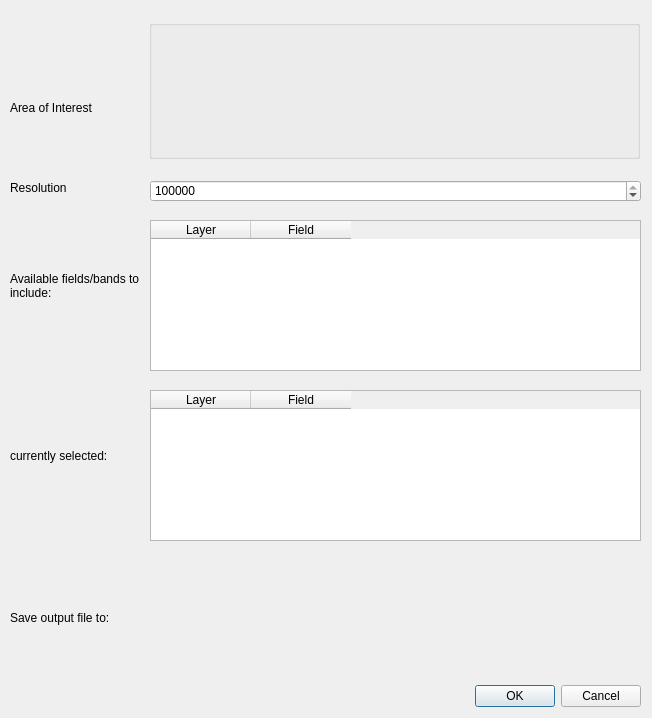
First picture: the form in MSA_QGIS_dialog_base.ui, repository ThyavdBerg/MSA-Q, before the edit.
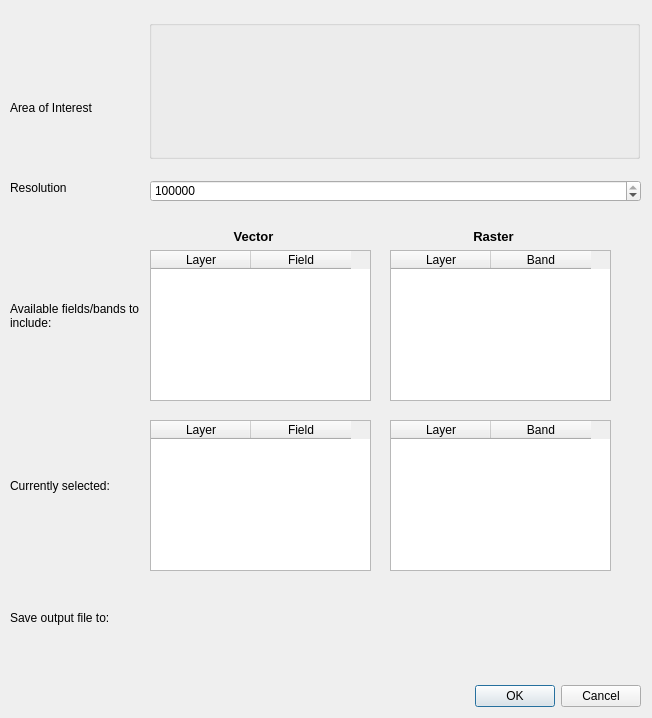
Second picture: the form after the edit. Custom widgets are drawn as their Qt base class.

Commit message: Tables for raster layers added

The edit to the form file:
```diff
--- a/MSA_QGIS_dialog_base.ui
+++ b/MSA_QGIS_dialog_base.ui
@@ -85,7 +85,7 @@
    <property name="geometry">
     <rect>
      <x>10</x>
-     <y>250</y>
+     <y>280</y>
      <width>131</width>
      <height>71</height>
     </rect>
@@ -101,8 +101,8 @@
    <property name="geometry">
     <rect>
      <x>150</x>
-     <y>220</y>
-     <width>491</width>
+     <y>250</y>
+     <width>221</width>
      <height>151</height>
     </rect>
    </property>
@@ -145,13 +145,13 @@
    <property name="geometry">
     <rect>
      <x>10</x>
-     <y>420</y>
+     <y>450</y>
      <width>131</width>
      <height>71</height>
     </rect>
    </property>
    <property name="text">
-    <string>currently selected:</string>
+    <string>Currently selected:</string>
    </property>
    <property name="wordWrap">
     <bool>true</bool>
@@ -161,8 +161,8 @@
    <property name="geometry">
     <rect>
      <x>150</x>
-     <y>390</y>
-     <width>491</width>
+     <y>420</y>
+     <width>221</width>
      <height>151</height>
     </rect>
    </property>
@@ -212,6 +212,125 @@
     <string>Save output file to:</string>
    </property>
   </widget>
+  <widget class="QTableWidget" name="tableWidget_Sel_Raster">
+   <property name="geometry">
+    <rect>
+     <x>390</x>
+     <y>420</y>
+     <width>221</width>
+     <height>151</height>
+    </rect>
+   </property>
+   <property name="editTriggers">
+    <set>QAbstractItemView::NoEditTriggers</set>
+   </property>
+   <property name="alternatingRowColors">
+    <bool>true</bool>
+   </property>
+   <property name="selectionMode">
+    <enum>QAbstractItemView::NoSelection</enum>
+   </property>
+   <column>
+    <property name="text">
+     <string>Layer</string>
+    </property>
+   </column>
+   <column>
+    <property name="text">
+     <string>Band</string>
+    </property>
+   </column>
+  </widget>
+  <widget class="QTableWidget" name="tableWidget_Raster">
+   <property name="geometry">
+    <rect>
+     <x>390</x>
+     <y>250</y>
+     <width>221</width>
+     <height>151</height>
+    </rect>
+   </property>
+   <property name="frameShape">
+    <enum>QFrame::StyledPanel</enum>
+   </property>
+   <property name="editTriggers">
+    <set>QAbstractItemView::DoubleClicked|QAbstractItemView::SelectedClicked</set>
+   </property>
+   <property name="dragDropMode">
+    <enum>QAbstractItemView::NoDragDrop</enum>
+   </property>
+   <property name="alternatingRowColors">
+    <bool>true</bool>
+   </property>
+   <property name="selectionMode">
+    <enum>QAbstractItemView::MultiSelection</enum>
+   </property>
+   <property name="selectionBehavior">
+    <enum>QAbstractItemView::SelectRows</enum>
+   </property>
+   <property name="wordWrap">
+    <bool>true</bool>
+   </property>
+   <attribute name="horizontalHeaderCascadingSectionResizes">
+    <bool>false</bool>
+   </attribute>
+   <column>
+    <property name="text">
+     <string>Layer</string>
+    </property>
+   </column>
+   <column>
+    <property name="text">
+     <string>Band</string>
+    </property>
+   </column>
+  </widget>
+  <widget class="QLabel" name="label_4">
+   <property name="geometry">
+    <rect>
+     <x>230</x>
+     <y>230</y>
+     <width>47</width>
+     <height>13</height>
+    </rect>
+   </property>
+   <property name="font">
+    <font>
+     <pointsize>10</pointsize>
+     <weight>75</weight>
+     <bold>true</bold>
+    </font>
+   </property>
+   <property name="text">
+    <string>Vector</string>
+   </property>
+   <property name="alignment">
+    <set>Qt::AlignCenter</set>
+   </property>
+  </widget>
+  <widget class="QLabel" name="label_5">
+   <property name="geometry">
+    <rect>
+     <x>470</x>
+     <y>230</y>
+     <width>47</width>
+     <height>13</height>
+    </rect>
+   </property>
+   <property name="font">
+    <font>
+     <pointsize>10</pointsize>
+     <weight>75</weight>
+     <bold>true</bold>
+    </font>
+   </property>
+   <property name="text">
+    <string>Raster</string>
+   </property>
+   <property name="alignment">
+    <set>Qt::AlignCenter</set>
+   </property>
+  </widget>
  </widget>
  <customwidgets>
   <customwidget>
```
The commit also changes 3 other files.
